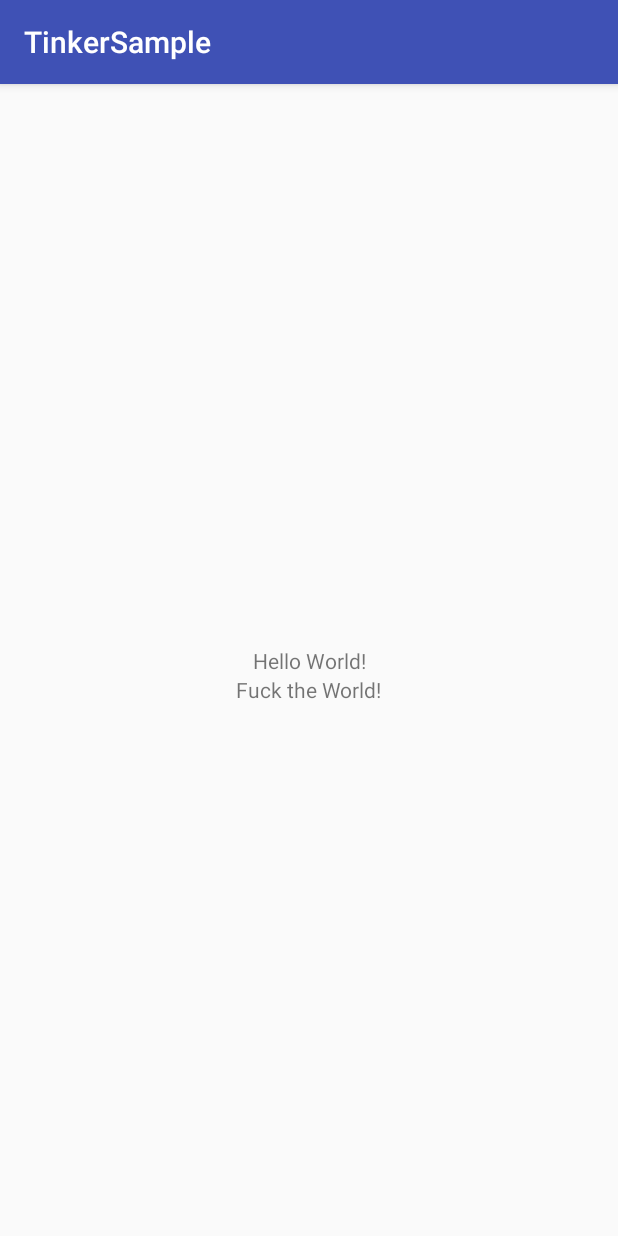
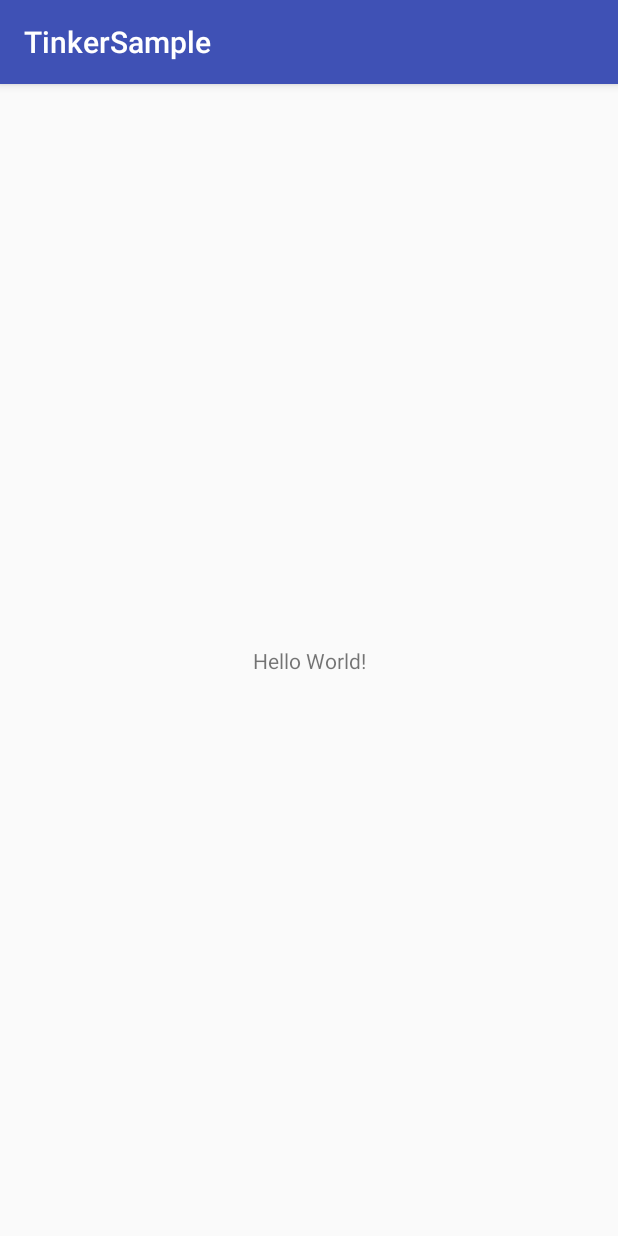
Before and after one commit to creasexul/TinkerSample, an Android app: the screen it shows after launch (MainActivity), on a phone screen of 412 x 824 dp. Run offline under Robolectric (Android 15) with nearby library versions, the phone set to English and light mode, and no system bars.

Commit message:
Crease- code changed

```diff
--- a/app/src/main/java/com/xu/crease/tinkersample/TinkerObjectTest.kt
+++ b/app/src/main/java/com/xu/crease/tinkersample/TinkerObjectTest.kt
@@ -7,5 +7,5 @@ package com.xu.crease.tinkersample
  * @version 1.0
  */
 object TinkerObjectTest {
-    val toastString = "Fuck the World"
+    val toastString = "After tinker changed  "
 }
--- a/app/src/main/res/layout/activity_main.xml
+++ b/app/src/main/res/layout/activity_main.xml
@@ -7,7 +7,7 @@
     tools:context="com.xu.crease.tinkersample.MainActivity">
 
     <TextView
-        android:id="@+id/tv_content"
+        android:id="@+id/tv_content1"
         android:layout_width="wrap_content"
         android:layout_height="wrap_content"
         android:text="Hello World!"
@@ -16,13 +16,4 @@
         app:layout_constraintRight_toRightOf="parent"
         app:layout_constraintTop_toTopOf="parent" />
 
-    <TextView
-        android:id="@+id/tv_content1"
-        android:layout_width="wrap_content"
-        android:layout_height="wrap_content"
-        android:text="Fuck the World!"
-        app:layout_constraintLeft_toLeftOf="parent"
-        app:layout_constraintRight_toRightOf="parent"
-        app:layout_constraintTop_toBottomOf="@id/tv_content" />
-
 </android.support.constraint.ConstraintLayout>
--- a/build.gradle
+++ b/build.gradle
@@ -9,6 +9,7 @@ buildscript {
     dependencies {
         classpath 'com.android.tools.build:gradle:3.0.1'
         classpath "org.jetbrains.kotlin:kotlin-gradle-plugin:$kotlin_version"
+
         //Tinker
         classpath 'com.tencent.tinker:tinker-patch-gradle-plugin:1.9.2'
 
```
Also changed, not shown: app/build.gradle (+4 -13 lines), app/src/main/AndroidManifest.xml (+18 -2 lines), app/src/main/java/com/xu/crease/tinkersample/JavaApplicationLike.java (+9 -22 lines), 1 other file.
